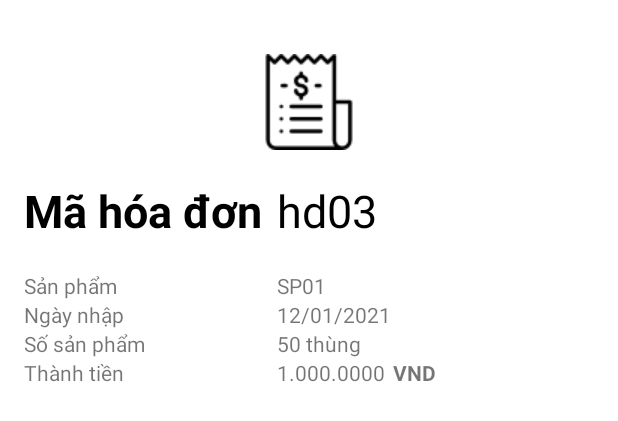
After one commit to Hunghm/Quan_ly_ban_hang, an Android app: the layout dialog_detail_bill_xuat.xml on its own in the app's theme, with its tools: preview values and no code run, on a phone screen of 412 x 824 dp. The commit adds this screen. Shown: the top 421 px of the screen. Run offline under Robolectric (Android 15) with nearby library versions, the phone set to English and light mode, and no system bars.

Commit message:
comit 16/4 2021

```diff
--- a/app/src/main/java/com/example/quan_ly_ban_hang/Adapter/AdapterTopSpRecycler.java
+++ b/app/src/main/java/com/example/quan_ly_ban_hang/Adapter/AdapterTopSpRecycler.java
@@ -53,7 +53,7 @@ public class AdapterTopSpRecycler extends RecyclerView.Adapter<AdapterTopSpRecyc
         holder.tvSoLuongHD.setText(String.valueOf(list.get(position).getSoHoaDon()));
         holder.tvMaSanPham.setText(String.valueOf(list.get(position).getMaSanPham()));
         holder.tvSoLuong.setText(String.valueOf(list.get(position).getSoLuong()));
-        holder.imgIcon.setImageResource(R.drawable.img_sanpham);
+//        holder.imgIcon.setImageResource(R.drawable.img_sanpham);
     }
 
     @Override
@@ -67,7 +67,7 @@ public class AdapterTopSpRecycler extends RecyclerView.Adapter<AdapterTopSpRecyc
 
         public View_holder(@NonNull View itemView, onClickListener listener, onClickListener deleteListenner) {
             super(itemView);
-            imgClose = (ImageView) itemView.findViewById(R.id.imgClose);
+//            imgClose = (ImageView) itemView.findViewById(R.id.imgClose);
             imgIcon = (ImageView) itemView.findViewById(R.id.img_product);
             tvMaSanPham = (TextView) itemView.findViewById(R.id.tv_value_ma_san_pham);
             tvSoLuong = (TextView) itemView.findViewById(R.id.tv_value_soluong);
@@ -82,14 +82,14 @@ public class AdapterTopSpRecycler extends RecyclerView.Adapter<AdapterTopSpRecyc
                 }
             });
 
-            imgClose.setOnClickListener(new View.OnClickListener() {
-                @Override
-                public void onClick(View v) {
-                    if (listener != null) {
-                        deleteListenner.onClick(getAdapterPosition());
-                    }
-                }
-            });
+//            imgClose.setOnClickListener(new View.OnClickListener() {
+//                @Override
+//                public void onClick(View v) {
+//                    if (listener != null) {
+//                        deleteListenner.onClick(getAdapterPosition());
+//                    }
+//                }
+//            });
 
         }
     }
--- a/app/src/main/java/com/example/quan_ly_ban_hang/Fragment/XuatFragment.java
+++ b/app/src/main/java/com/example/quan_ly_ban_hang/Fragment/XuatFragment.java
@@ -140,14 +140,14 @@ public class XuatFragment extends Fragment {
 //                Toast.makeText(getContext(), "ABCD", Toast.LENGTH_SHORT).show();
 //                startActivity(new Intent(getContext(), NhapActivity.class));
                 LayoutInflater inflater = getLayoutInflater();
-                View layout = inflater.inflate(R.layout.activity_xuat,null);
+                View layout = inflater.inflate(R.layout.activity_nhap,null);
                 AlertDialog.Builder builder = new AlertDialog.Builder(getContext());
                 builder.setView(layout);
                 AlertDialog alertDialog = builder.create();
 
-                EditText edSoSanPham = (EditText) layout.findViewById(R.id.ed_so_san_pham_xuat);
-//                EditText edHanLuuTru = (EditText) layout.findViewById(R.id.ed_han_luu_tru);
-                Spinner spinnerSanPham = (Spinner) layout.findViewById(R.id.spinner_san_pham_xuat);
+                EditText edSoSanPham = (EditText) layout.findViewById(R.id.ed_so_san_pham);
+                EditText edHanLuuTru = (EditText) layout.findViewById(R.id.ed_han_luu_tru);
+                Spinner spinnerSanPham = (Spinner) layout.findViewById(R.id.spinner_san_pham);
                 Button btn_them = (Button) layout.findViewById(R.id.btn_add);
 
                 listSanPham = (ArrayList<SanPham>) sanPhamDAO.getAll();
@@ -176,17 +176,17 @@ public class XuatFragment extends Fragment {
                             long resultHoaDon = hoaDonDAO.insert(hoaDon);
                             HoaDon hoaDon1 = hoaDonDAO.getHoaDonNew();
 
-//                            Calendar c = Calendar.getInstance();
-//                            c.setTime(Calendar.getInstance().getTime());
-//                            c.add(Calendar.DAY_OF_MONTH, Integer.parseInt(edHanLuuTru.getText().toString()));
+                            Calendar c = Calendar.getInstance();
+                            c.setTime(Calendar.getInstance().getTime());
+                            c.add(Calendar.DAY_OF_MONTH, Integer.parseInt(edHanLuuTru.getText().toString()));
                             HoaDonChiTiet hoaDonChiTiet = new HoaDonChiTiet();
-//                            hoaDonChiTiet.setHanLuuTru(c.getTime());
+                            hoaDonChiTiet.setHanLuuTru(c.getTime());
                             hoaDonChiTiet.setLoaiHoaDon(2);
                             hoaDonChiTiet.setMaSanPham(sanPhamSelectedSpinner.getMaSanPham());
                             hoaDonChiTiet.setMaHoaDon(hoaDon1.getMaHoaDon());
                             hoaDonChiTiet.setSoLuong(Integer.parseInt(edSoSanPham.getText().toString()));
 
-                            long resultHoaDonChiTiet = donChiTietDAO.insertHDXuat(hoaDonChiTiet);
+                            long resultHoaDonChiTiet = donChiTietDAO.insert(hoaDonChiTiet);
                             if (resultHoaDonChiTiet > 0) {
                                 adapterXuatRecyclerView.refresh((ArrayList) hoaDonDAO.layTheoLoai("2"));
                                 reload();
--- /dev/null
+++ b/app/src/main/java/com/example/quan_ly_ban_hang/Model/TKTuyChon.java
@@ -0,0 +1,40 @@
+package com.example.quan_ly_ban_hang.Model;
+
+public class TKTuyChon {
+    private int tongChi;
+    private int tongThu;
+    private int lai;
+
+    public TKTuyChon(int tongChi, int tongThu, int lai) {
+        this.tongChi = tongChi;
+        this.tongThu = tongThu;
+        this.lai = lai;
+    }
+
+    public TKTuyChon() {
+    }
+
+    public int getTongChi() {
+        return tongChi;
+    }
+
+    public void setTongChi(int tongChi) {
+        this.tongChi = tongChi;
+    }
+
+    public int getTongThu() {
+        return tongThu;
+    }
+
+    public void setTongThu(int tongThu) {
+        this.tongThu = tongThu;
+    }
+
+    public int getLai() {
+        return lai;
+    }
+
+    public void setLai(int lai) {
+        this.lai = lai;
+    }
+}
--- /dev/null
+++ b/app/src/main/res/layout/dialog_detail_bill_xuat.xml
@@ -0,0 +1,112 @@
+<?xml version="1.0" encoding="utf-8"?>
+<RelativeLayout xmlns:android="http://schemas.android.com/apk/res/android"
+    android:layout_width="match_parent"
+    android:layout_height="match_parent"
+    android:padding="16dp">
+
+    <ImageView
+        android:id="@+id/img_san_pham"
+        android:layout_width="wrap_content"
+        android:layout_height="wrap_content"
+        android:layout_centerHorizontal="true"
+        android:layout_marginTop="20dp"
+        android:src="@drawable/bill" />
+
+    <TextView
+        android:id="@+id/tv_mahd"
+        android:layout_width="wrap_content"
+        android:layout_height="wrap_content"
+        android:layout_below="@+id/img_san_pham"
+        android:layout_marginTop="20dp"
+        android:text="Mã hóa đơn"
+        android:textColor="@color/black"
+        android:textSize="30sp"
+        android:textStyle="bold" />
+
+    <TextView
+        android:id="@+id/tv_value_mahd"
+        android:layout_width="wrap_content"
+        android:layout_height="wrap_content"
+        android:layout_alignTop="@+id/tv_mahd"
+        android:layout_marginLeft="10dp"
+        android:layout_toRightOf="@+id/tv_mahd"
+        android:text="hd03"
+        android:textColor="@color/black"
+        android:textSize="30sp" />
+
+    <TextView
+        android:id="@+id/tv_san_pham"
+        android:layout_width="wrap_content"
+        android:layout_height="wrap_content"
+        android:layout_below="@+id/tv_mahd"
+        android:layout_marginTop="20dp"
+        android:text="Sản phẩm" />
+
+    <TextView
+        android:id="@+id/tv_value_san_pham"
+        android:layout_width="wrap_content"
+        android:layout_height="wrap_content"
+        android:layout_alignLeft="@+id/tv_value_mahd"
+        android:layout_alignTop="@+id/tv_san_pham"
+        android:text="SP01" />
+
+    <TextView
+        android:id="@+id/tv_ngay_nhap"
+        android:layout_width="wrap_content"
+        android:layout_height="wrap_content"
+        android:layout_below="@+id/tv_san_pham"
+        android:text="Ngày nhập" />
+
+    <TextView
+        android:id="@+id/tv_value_ngay_nhap"
+        android:layout_width="wrap_content"
+        android:layout_height="wrap_content"
+        android:layout_alignLeft="@+id/tv_value_mahd"
+        android:layout_alignTop="@+id/tv_ngay_nhap"
+        android:text="12/01/2021" />
+
+    <TextView
+        android:id="@+id/tv_so_san_pham"
+        android:layout_width="wrap_content"
+        android:layout_height="wrap_content"
+        android:layout_below="@id/tv_ngay_nhap"
+        android:text="Số sản phẩm" />
+
+    <TextView
+        android:id="@+id/tv_value_so_san_pham"
+        android:layout_width="wrap_content"
+        android:layout_height="wrap_content"
+        android:layout_alignLeft="@+id/tv_value_mahd"
+        android:layout_alignTop="@+id/tv_so_san_pham"
+        android:text="50 thùng" />
+
+    <TextView
+        android:id="@+id/tv_thanh_tien"
+        android:layout_width="wrap_content"
+        android:layout_height="wrap_content"
+        android:layout_below="@+id/tv_so_san_pham"
+        android:layout_marginTop="0dp"
+        android:text="Thành tiền" />
+
+    <TextView
+        android:id="@+id/tv_value_thanh_tien"
+        android:layout_width="wrap_content"
+        android:layout_height="wrap_content"
+        android:layout_alignLeft="@+id/tv_value_mahd"
+        android:layout_alignTop="@+id/tv_thanh_tien"
+        android:text="1.000.0000" />
+
+    <TextView
+        android:layout_width="wrap_content"
+        android:layout_height="wrap_content"
+        android:layout_alignTop="@+id/tv_thanh_tien"
+        android:layout_marginLeft="5dp"
+        android:layout_toRightOf="@+id/tv_value_thanh_tien"
+        android:text="VND"
+        android:textStyle="bold"
+        android:paddingBottom="50dp" />
+
+
+
+
+</RelativeLayout>
```
